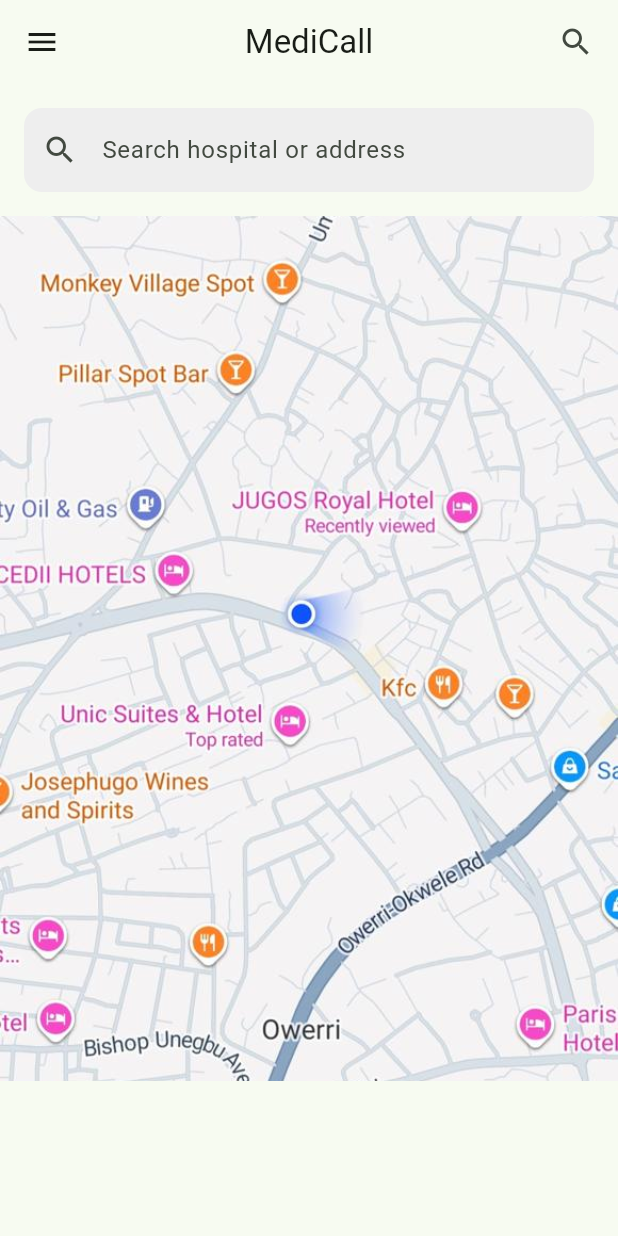
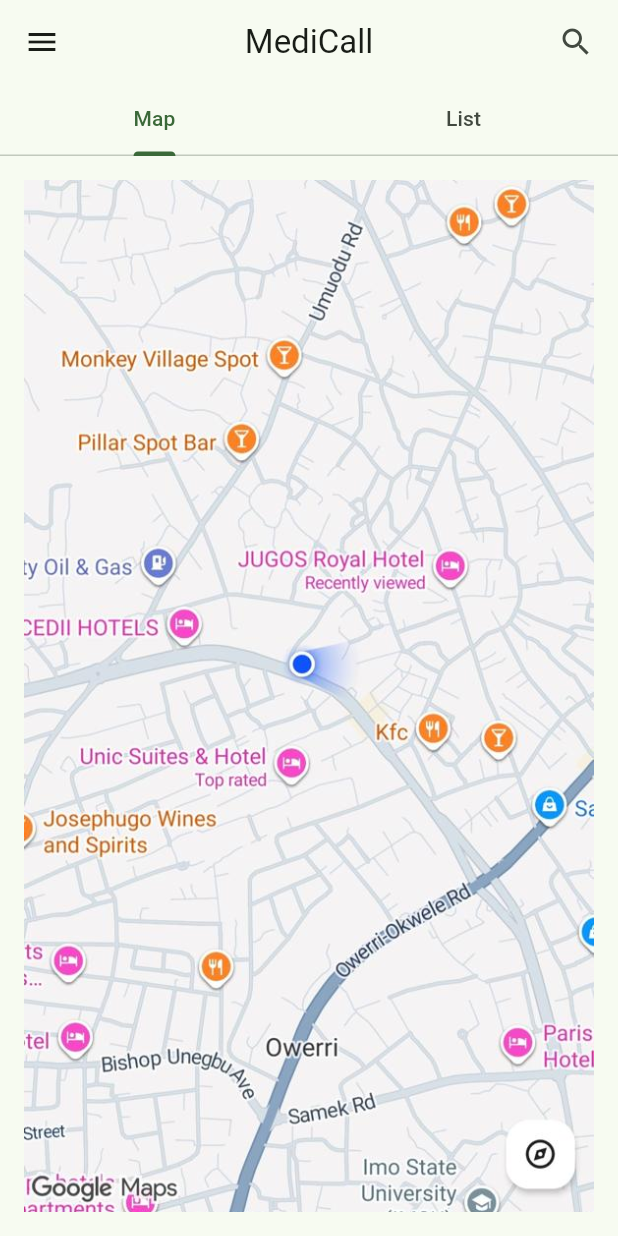
Before and after one commit to JoyObidife/myfirst_app, a Flutter app: the HomePage screen opened directly, on a phone screen of 412 x 824 dp. Run offline on Flutter 3.47's test engine with Material 3 defaults, Android fonts, the phone set to English and light mode, and no system bars; our stand-ins replace google_fonts; missing offline and left inert: otp_input.

Commit message:
forgot_password page and Otp

```diff
--- a/lib/main.dart
+++ b/lib/main.dart
@@ -1,5 +1,6 @@
 import 'package:flutter/material.dart';
 import 'package:google_fonts/google_fonts.dart';
+import 'package:myfirst_app/pages/forgot_password_page.dart';
 import 'package:myfirst_app/pages/login_page.dart';
 import 'package:myfirst_app/pages/signup_page.dart';
 import 'package:myfirst_app/widgets/bottom_navigation.dart';
@@ -27,7 +28,8 @@ class MyApp extends StatelessWidget {
   "/o":(context)=> OnbordingPage(),
   "/home": (context)=> BottomNavigation(),
    "/login": (context)=> LoginPage(),
-   "/signup":(context)=> SignupPage()
+   "/signup":(context)=> SignupPage(),
+   "/forgot":(context)=> ForgotPasswordPage(),
  },
    initialRoute: "/login",
    //  home: BottomNavigation()
--- a/lib/pages/home_page.dart
+++ b/lib/pages/home_page.dart
@@ -1,8 +1,14 @@
 import 'package:flutter/material.dart';
+import 'package:myfirst_app/widgets/contact_item.dart';
 
-class HomePage extends StatelessWidget {
+class HomePage extends StatefulWidget {
   const HomePage({super.key});
 
+  @override
+  State<HomePage> createState() => _HomePageState();
+}
+
+class _HomePageState extends State<HomePage> {
   @override
   Widget build(BuildContext context) {
     return Scaffold(
@@ -18,40 +24,66 @@ class HomePage extends StatelessWidget {
         ],
         leading: Icon(Icons.menu),
       ),
-        body: ListView(
+      body: DefaultTabController(
+        length: 2,
+        child: Column(
           children: [
-              Padding(
-                padding: const EdgeInsets.all(16),
-                child: TextField(
-                  decoration: InputDecoration(
-                    fillColor: Colors.grey.shade200,
-                    filled: true,
-                    prefixIcon: Icon(Icons.search),
-                    hintText: "Search hospital or address",
-                    border: OutlineInputBorder(
-                      borderSide: BorderSide.none,
-                      borderRadius: BorderRadius.circular(12)
-
+            TabBar(
+              tabs: [
+                Tab(text: "Map"),
+                Tab(text: "List"),
+              ],
+            ),
+            Expanded(
+              child: TabBarView(
+                children: [
+                  // Widget for showing map image
+                  _buildMapView(),
+                  // widget for showing ListView
+                  _buildListView(),
+                ],
               ),
             ),
+          ],
         ),
       ),
-          // Widget for showing image
-          SizedBox(
+    );
+  }
+
+  Widget _buildListView() {
+    return ListView(
+      children: [
+        ContactItem(),
+        ContactItem(),
+        ContactItem(),
+        ContactItem(),
+        ContactItem(),
+        ContactItem(),
+        ContactItem(),
+        ContactItem(),
+        ContactItem(),
+        ContactItem(),
+        ContactItem(),
+        ContactItem(),
+        ContactItem(),
+        ContactItem(),
+        ContactItem(),
+        ContactItem(),
+        ContactItem(),
+        ContactItem(),
+      ],
+    );
+  }
+
+  Widget _buildMapView() {
+    return Padding(
+      padding: EdgeInsetsGeometry.all(16),
       child: Image.asset(
         "assets/map.jpg",
-              width: MediaQuery.sizeOf(context).width,
-              height: MediaQuery.sizeOf(context).height * 0.7,
+        width: MediaQuery.sizeOf(context).width * 0.8,
+        height: MediaQuery.sizeOf(context).height * 1,
         fit: BoxFit.cover,
       ),
-          ),
-
-            ],
-
-          ),
     );
-
-
-
   }
 }
--- a/lib/pages/login_page.dart
+++ b/lib/pages/login_page.dart
@@ -92,6 +92,9 @@ class _LoginPageState extends State<LoginPage> {
                 Navigator.of(context).pushNamed("/home");
               },
             ),
+            TextButton(onPressed: () {
+              Navigator.of(context).pushNamed("/forgot");
+            }, child: Text("Forgot Password")),
             SizedBox(height: 24),
 
             SocialSignin(),
--- a/pubspec.yaml
+++ b/pubspec.yaml
@@ -32,6 +32,7 @@ dependencies:
     sdk: flutter
   google_fonts: ^6.3.2
   font_awesome_flutter: ^10.11.0
+  otp_input: ^1.0.4
 
   # The following adds the Cupertino Icons font to your application.
   # Use with the CupertinoIcons class for iOS style icons.
```
Also changed, not shown: lib/pages/contact_page.dart (+2 -72 lines), lib/pages/forgot_password_page.dart (added, +95 -0 lines), lib/widgets/contact_item.dart (added, +82 -0 lines), pubspec.lock. Lines whose indentation alone changed are shown as unchanged.
